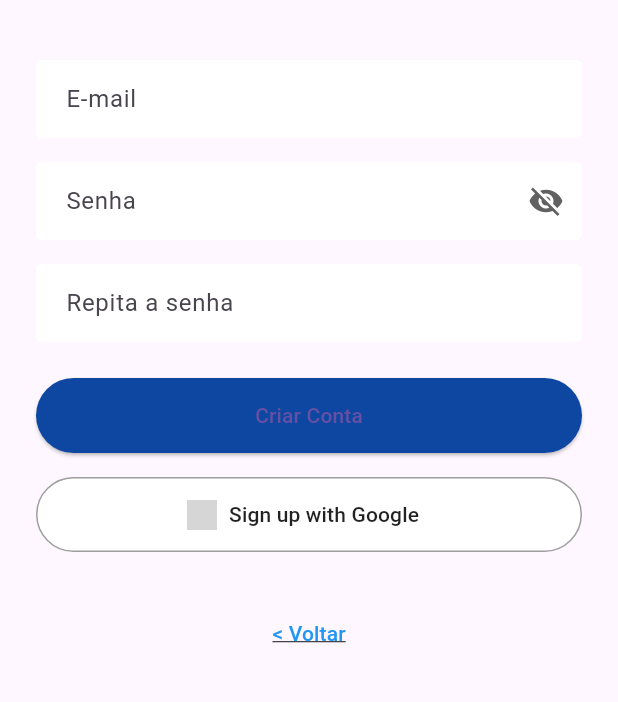
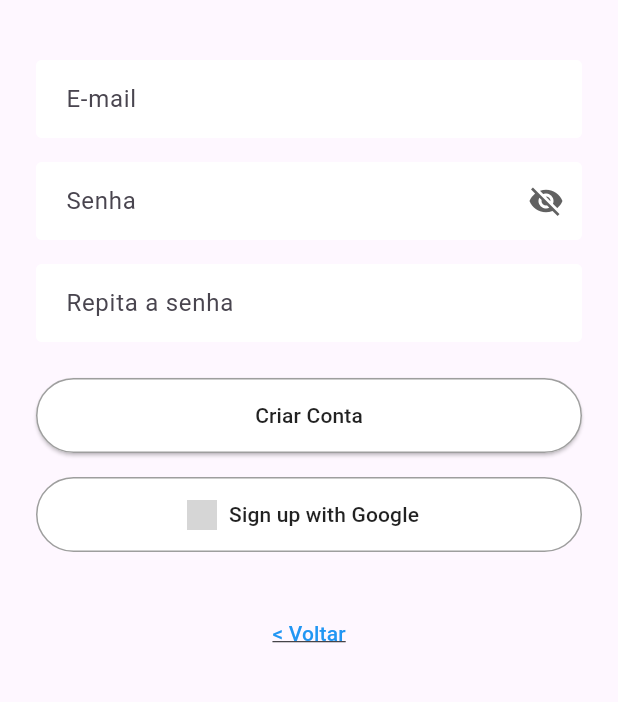
Before and after one commit to RodolfoJSCampos/hairsense, a Flutter app: the screen it shows after launch, after a tap on "Realizar cadastro", on a phone screen of 412 x 824 dp, the part 300-1002 px from its top. Run offline on Flutter 3.47's test engine with Material 3 defaults, Android fonts, the light colour scheme and no system bars; our stand-ins replace firebase_auth, firebase_core, google_sign_in; accounts and stored records are empty; grey boxes are pictures that could not be loaded.

Commit message:
style(login): atualiza visual e esquema de cores

```diff
--- a/app/lib/views/login_view.dart
+++ b/app/lib/views/login_view.dart
@@ -53,7 +53,7 @@ class LoginView extends StatelessWidget {
                       loginVM.senhaOculta
                           ? Icons.visibility_off
                           : Icons.visibility,
-                      color: Colors.grey[700],
+                      color: const Color.fromARGB(255, 255, 255, 255),
                     ),
                     onPressed: loginVM.toggleSenhaVisibilidade,
                   ),
@@ -92,7 +92,9 @@ class LoginView extends StatelessWidget {
                     },
                     style: ElevatedButton.styleFrom(
                       minimumSize: const Size.fromHeight(50),
-                      backgroundColor: Colors.blue[900],
+                      foregroundColor: Colors.black87,
+                      backgroundColor: Colors.white,
+                      side: const BorderSide(color: Colors.grey),
                     ),
                     child: const Text('Entrar'),
                   ),
--- a/app/lib/views/register_view.dart
+++ b/app/lib/views/register_view.dart
@@ -86,7 +86,9 @@ class RegisterView extends StatelessWidget {
                       },
                       style: ElevatedButton.styleFrom(
                         minimumSize: const Size.fromHeight(50),
-                        backgroundColor: Colors.blue[900],
+                        foregroundColor: Colors.black87,
+                        backgroundColor: Colors.white,
+                        side: const BorderSide(color: Colors.grey),
                       ),
                       child: const Text('Criar Conta'),
                     ),
--- a/app/pubspec.yaml
+++ b/app/pubspec.yaml
@@ -60,8 +60,7 @@ dev_dependencies:
 # The following section is specific to Flutter packages.
 flutter:
   assets:
-    - assets/google_logo.png
-    - assets/LogoMain.png
+    - assets/
   # The following line ensures that the Material Icons font is
   # included with your application, so that you can use the icons in
   # the material Icons class.
```
